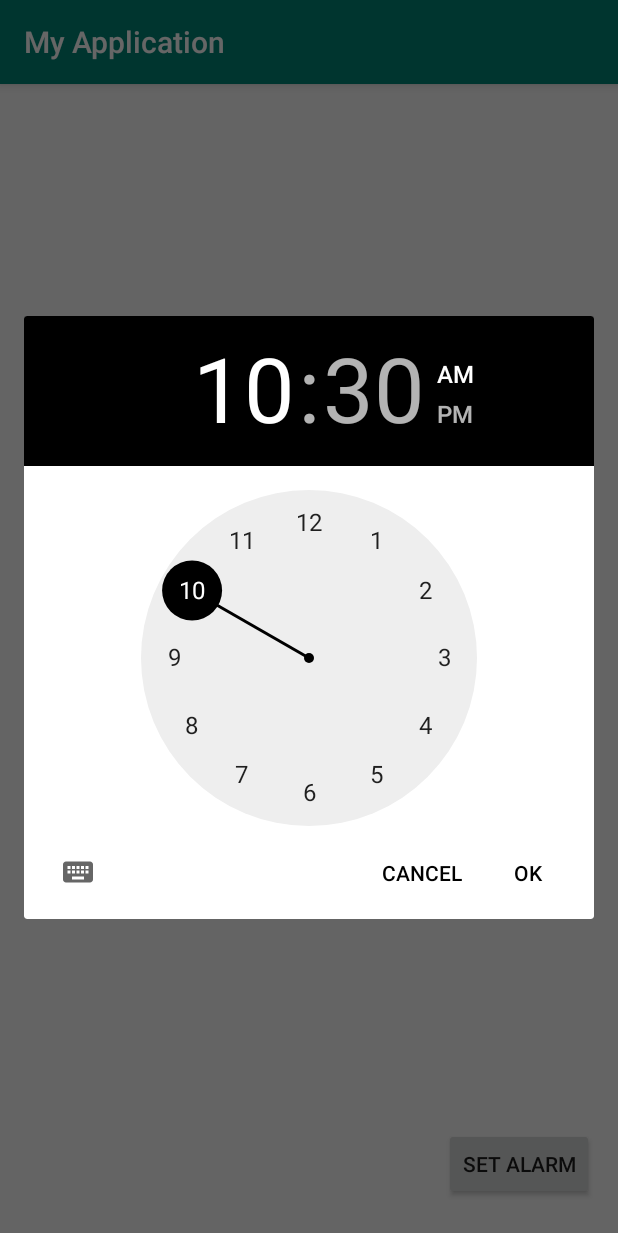
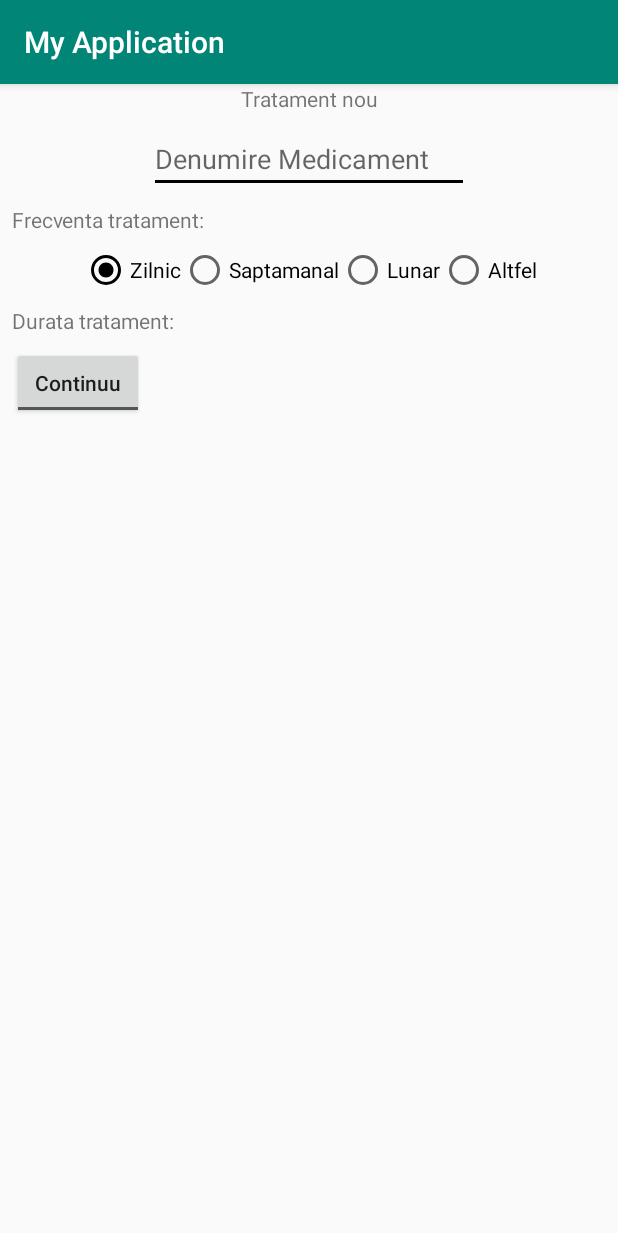
Before and after one commit to VirgoW/AdherenceAppSchoolProject, an Android app: the AlarmsPage screen opened directly, with no data from a screen before it, after a tap on "SET ALARM", on a phone screen of 412 x 824 dp. Shown: the top 1233 px of the screen. Run offline under Robolectric (Android 15) with nearby library versions, the phone set to English and light mode, and no system bars.

Commit message:
Less Pages

```diff
--- a/app/src/main/AndroidManifest.xml
+++ b/app/src/main/AndroidManifest.xml
@@ -18,7 +18,8 @@
             </intent-filter>
         </activity>
         <activity android:name=".Page1ChooseOption" />
-        <activity android:name=".SeeAndSetAlarms"></activity>
+        <activity android:name=".AlarmsPage" />
+        <activity android:name=".AlarmSet"></activity>
     </application>
 
 </manifest>
--- /dev/null
+++ b/app/src/main/java/ro/umfcd/stud/arteneraluca/myapplication/AlarmSet.java
@@ -0,0 +1,37 @@
+package ro.umfcd.stud.arteneraluca.myapplication;
+
+import android.support.v7.app.AppCompatActivity;
+import android.os.Bundle;
+import android.view.View;
+import android.widget.CompoundButton;
+import android.widget.Spinner;
+import android.widget.TextView;
+import android.widget.ToggleButton;
+
+public class AlarmSet extends AppCompatActivity {
+
+    @Override
+    protected void onCreate(Bundle savedInstanceState) {
+        super.onCreate(savedInstanceState);
+        setContentView(R.layout.activity_alarm_set);
+
+        ToggleButton durationToggBtn = (ToggleButton) findViewById(R.id.durationToggBtn);
+        final TextView nrOfTreatmentsTxt = (TextView) findViewById(R.id.nrOfTreatmentsTxt);
+        final Spinner treatmentLgthSpinn = (Spinner) findViewById(R.id.treatmentLgthSpinn);
+
+            durationToggBtn.setOnCheckedChangeListener(new CompoundButton.OnCheckedChangeListener() {
+                @Override
+                public void onCheckedChanged(CompoundButton buttonView, boolean isChecked) {
+                    if(isChecked) {
+                        nrOfTreatmentsTxt.setVisibility(View.VISIBLE);
+                        treatmentLgthSpinn.setVisibility(View.VISIBLE);
+                    }
+                    else
+                    {
+                        nrOfTreatmentsTxt.setVisibility(View.INVISIBLE);
+                        treatmentLgthSpinn.setVisibility(View.INVISIBLE);
+                    }
+                }
+            });
+    }
+}
--- a/app/src/main/java/ro/umfcd/stud/arteneraluca/myapplication/SeeAndSetAlarms.java
+++ b/app/src/main/java/ro/umfcd/stud/arteneraluca/myapplication/AlarmsPage.java
@@ -1,6 +1,7 @@
 package ro.umfcd.stud.arteneraluca.myapplication;
 
 import android.app.TimePickerDialog;
+import android.content.Intent;
 import android.support.v4.app.DialogFragment;
 import android.support.v7.app.AppCompatActivity;
 import android.os.Bundle;
@@ -8,20 +9,23 @@ import android.view.View;
 import android.widget.Button;
 import android.widget.TimePicker;
 
-public class SeeAndSetAlarms extends AppCompatActivity implements TimePickerDialog.OnTimeSetListener {
+public class AlarmsPage extends AppCompatActivity implements TimePickerDialog.OnTimeSetListener {
 
 
     @Override
     protected void onCreate(Bundle savedInstanceState) {
         super.onCreate(savedInstanceState);
-        setContentView(R.layout.activity_see_and_set_alarms);
+        setContentView(R.layout.activity_alarms_page);
 
         Button setAlarm_btn = (Button) findViewById(R.id.setAlarm_btn);
         setAlarm_btn.setOnClickListener(new View.OnClickListener() {
             @Override
             public void onClick(View v) {
-                DialogFragment timePicker = new TimePickerFragment();
-                timePicker.show(getSupportFragmentManager(), "time picker");
+                Intent setAlarm = new Intent(getApplicationContext(), AlarmSet.class);
+                startActivity(setAlarm);
+
+                //DialogFragment timePicker = new TimePickerFragment();
+                //timePicker.show(getSupportFragmentManager(), "time picker");
             }
         });
 
--- a/app/src/main/java/ro/umfcd/stud/arteneraluca/myapplication/MainActivity.java
+++ b/app/src/main/java/ro/umfcd/stud/arteneraluca/myapplication/MainActivity.java
@@ -17,8 +17,8 @@ public class MainActivity extends AppCompatActivity {
         startBtn.setOnClickListener(new View.OnClickListener() {
             @Override
             public void onClick(View v) {
-                Intent toPage1 = new Intent(getApplicationContext(), Page1ChooseOption.class);
-                startActivity(toPage1);
+                Intent toMainPage = new Intent(getApplicationContext(), AlarmsPage.class);
+                startActivity(toMainPage);
             }
         });
 
--- a/app/src/main/java/ro/umfcd/stud/arteneraluca/myapplication/Page1ChooseOption.java
+++ /dev/null
@@ -1,28 +0,0 @@
-package ro.umfcd.stud.arteneraluca.myapplication;
-
-import android.content.Intent;
-import android.support.v7.app.AppCompatActivity;
-import android.os.Bundle;
-import android.view.View;
-import android.widget.Button;
-
-public class Page1ChooseOption extends AppCompatActivity {
-
-    @Override
-    protected void onCreate(Bundle savedInstanceState) {
-        super.onCreate(savedInstanceState);
-        setContentView(R.layout.activity_page1_choose_option);
-
-        Button AlarmsBtn = (Button) findViewById(R.id.AlarmsBtn);
-        AlarmsBtn.setOnClickListener(new View.OnClickListener() {
-            @Override
-            public void onClick(View v) {
-                Intent toAlarms = new Intent(getApplicationContext(), SeeAndSetAlarms.class);
-                startActivity(toAlarms);
-
-            }
-        });
-
-
-    }
-}
--- /dev/null
+++ b/app/src/main/res/layout/activity_alarm_set.xml
@@ -0,0 +1,148 @@
+<?xml version="1.0" encoding="utf-8"?>
+<android.support.constraint.ConstraintLayout xmlns:android="http://schemas.android.com/apk/res/android"
+    xmlns:app="http://schemas.android.com/apk/res-auto"
+    xmlns:tools="http://schemas.android.com/tools"
+    android:layout_width="match_parent"
+    android:layout_height="match_parent"
+    tools:context=".AlarmSet">
+
+    <TextView
+        android:id="@+id/textView"
+        android:layout_width="wrap_content"
+        android:layout_height="wrap_content"
+        android:layout_marginStart="8dp"
+        android:layout_marginLeft="8dp"
+        android:layout_marginEnd="8dp"
+        android:layout_marginRight="8dp"
+        android:text="Tratament nou"
+        app:layout_constraintEnd_toEndOf="parent"
+        app:layout_constraintStart_toStartOf="parent"
+        app:layout_constraintTop_toTopOf="parent" />
+
+    <EditText
+        android:id="@+id/medNameTxt"
+        android:layout_width="wrap_content"
+        android:layout_height="wrap_content"
+        android:layout_marginStart="8dp"
+        android:layout_marginLeft="8dp"
+        android:layout_marginTop="8dp"
+        android:layout_marginEnd="8dp"
+        android:layout_marginRight="8dp"
+        android:ems="10"
+        android:hint="Denumire Medicament"
+        android:inputType="text"
+        app:layout_constraintEnd_toEndOf="parent"
+        app:layout_constraintStart_toStartOf="parent"
+        app:layout_constraintTop_toBottomOf="@+id/textView" />
+
+    <TextView
+        android:id="@+id/textView4"
+        android:layout_width="wrap_content"
+        android:layout_height="wrap_content"
+        android:layout_marginStart="8dp"
+        android:layout_marginLeft="8dp"
+        android:layout_marginTop="8dp"
+        android:text="Frecventa tratament:"
+        app:layout_constraintStart_toStartOf="parent"
+        app:layout_constraintTop_toBottomOf="@+id/medNameTxt" />
+
+    <RadioGroup
+        android:id="@+id/treatmentRadioGroup"
+        android:layout_width="wrap_content"
+        android:layout_height="wrap_content"
+        android:layout_marginStart="8dp"
+        android:layout_marginLeft="8dp"
+        android:layout_marginTop="8dp"
+        android:layout_marginEnd="8dp"
+        android:layout_marginRight="8dp"
+        android:checkedButton="@+id/dailyRadioBtn"
+        android:orientation="horizontal"
+        app:layout_constraintEnd_toEndOf="parent"
+        app:layout_constraintHorizontal_bias="0.5"
+        app:layout_constraintStart_toStartOf="parent"
+        app:layout_constraintTop_toBottomOf="@+id/textView4">
+
+        <RadioButton
+            android:id="@+id/dailyRadioBtn"
+            android:layout_width="wrap_content"
+            android:layout_height="wrap_content"
+            android:layout_weight="1"
+            android:text="Zilnic" />
+
+        <RadioButton
+            android:id="@+id/weeklyRadioBtn"
+            android:layout_width="wrap_content"
+            android:layout_height="wrap_content"
+            android:layout_weight="1"
+            android:text="Saptamanal" />
+
+        <RadioButton
+            android:id="@+id/monthlyRadioBtn"
+            android:layout_width="wrap_content"
+            android:layout_height="wrap_content"
+            android:layout_weight="1"
+            android:text="Lunar" />
+
+        <RadioButton
+            android:id="@+id/customRadioBtn"
+            android:layout_width="wrap_content"
+            android:layout_height="wrap_content"
+            android:layout_weight="1"
+            android:text="Altfel" />
+    </RadioGroup>
+
+    <TextView
+        android:id="@+id/textView5"
+        android:layout_width="wrap_content"
+        android:layout_height="wrap_content"
+        android:layout_marginStart="8dp"
+        android:layout_marginLeft="8dp"
+        android:layout_marginTop="8dp"
+        android:text="Durata tratament:"
+        app:layout_constraintStart_toStartOf="parent"
+        app:layout_constraintTop_toBottomOf="@+id/treatmentRadioGroup" />
+
+    <ToggleButton
+        android:id="@+id/durationToggBtn"
+        android:layout_width="wrap_content"
+        android:layout_height="wrap_content"
+        android:layout_marginStart="8dp"
+        android:layout_marginLeft="8dp"
+        android:layout_marginTop="8dp"
+        android:textAllCaps="false"
+        android:textOff="Continuu"
+        android:textOn="Fix"
+        app:layout_constraintStart_toStartOf="parent"
+        app:layout_constraintTop_toBottomOf="@+id/textView5" />
+
+    <EditText
+        android:id="@+id/nrOfTreatmentsTxt"
+        android:layout_width="50dp"
+        android:layout_height="47dp"
+        android:layout_marginStart="8dp"
+        android:layout_marginLeft="8dp"
+        android:layout_marginTop="8dp"
+        android:ems="10"
+        android:hint="Nr"
+        android:inputType="number"
+        android:singleLine="true"
+        android:visibility="invisible"
+        app:layout_constraintStart_toEndOf="@+id/durationToggBtn"
+        app:layout_constraintTop_toBottomOf="@+id/textView5" />
+
+    <Spinner
+        android:id="@+id/treatmentLgthSpinn"
+        android:layout_width="147dp"
+        android:layout_height="25dp"
+        android:layout_marginStart="8dp"
+        android:layout_marginLeft="8dp"
+        android:layout_marginTop="8dp"
+        android:layout_marginEnd="8dp"
+        android:layout_marginRight="8dp"
+        android:entries="@array/Treatment_length"
+        android:visibility="invisible"
+        app:layout_constraintEnd_toEndOf="parent"
+        app:layout_constraintStart_toEndOf="@+id/nrOfTreatmentsTxt"
+        app:layout_constraintTop_toTopOf="@+id/nrOfTreatmentsTxt" />
+
+</android.support.constraint.ConstraintLayout>
--- a/app/src/main/res/layout/activity_see_and_set_alarms.xml
+++ b/app/src/main/res/layout/activity_alarms_page.xml
@@ -4,7 +4,7 @@
     xmlns:tools="http://schemas.android.com/tools"
     android:layout_width="match_parent"
     android:layout_height="match_parent"
-    tools:context=".SeeAndSetAlarms">
+    tools:context=".AlarmsPage">
 
     <Button
         android:id="@+id/setAlarm_btn"
--- a/app/src/main/res/layout/activity_main.xml
+++ b/app/src/main/res/layout/activity_main.xml
@@ -4,7 +4,6 @@
     xmlns:tools="http://schemas.android.com/tools"
     android:layout_width="match_parent"
     android:layout_height="match_parent"
-    android:background="@drawable/close_up_drugs"
     tools:context=".MainActivity">
 
     <Button
--- a/app/src/main/res/layout/activity_page1_choose_option.xml
+++ /dev/null
@@ -1,41 +0,0 @@
-<?xml version="1.0" encoding="utf-8"?>
-<android.support.constraint.ConstraintLayout xmlns:android="http://schemas.android.com/apk/res/android"
-    xmlns:app="http://schemas.android.com/apk/res-auto"
-    xmlns:tools="http://schemas.android.com/tools"
-    android:layout_width="match_parent"
-    android:layout_height="match_parent"
-    tools:context=".Page1ChooseOption">
-
-    <Button
-        android:id="@+id/AlarmsBtn"
-        android:layout_width="wrap_content"
-        android:layout_height="wrap_content"
-        android:layout_marginStart="8dp"
-        android:layout_marginLeft="8dp"
-        android:layout_marginTop="8dp"
-        android:layout_marginEnd="8dp"
-        android:layout_marginRight="8dp"
-        android:layout_marginBottom="200dp"
-        android:text="Alarme"
-        app:layout_constraintBottom_toBottomOf="parent"
-        app:layout_constraintEnd_toEndOf="parent"
-        app:layout_constraintStart_toStartOf="parent"
-        app:layout_constraintTop_toTopOf="parent" />
-
-    <Button
-        android:id="@+id/MedsBtn"
-        android:layout_width="wrap_content"
-        android:layout_height="wrap_content"
-        android:layout_marginStart="8dp"
-        android:layout_marginLeft="8dp"
-        android:layout_marginTop="200dp"
-        android:layout_marginEnd="8dp"
-        android:layout_marginRight="8dp"
-        android:layout_marginBottom="8dp"
-        android:text="Medicamente"
-        app:layout_constraintBottom_toBottomOf="parent"
-        app:layout_constraintEnd_toEndOf="parent"
-        app:layout_constraintStart_toStartOf="parent"
-        app:layout_constraintTop_toTopOf="parent" />
-
-</android.support.constraint.ConstraintLayout>
--- a/app/src/main/res/values/strings.xml
+++ b/app/src/main/res/values/strings.xml
@@ -1,3 +1,11 @@
 <resources>
     <string name="app_name">My Application</string>
+
+    <string-array name="Treatment_length">
+        <item>Zile</item>
+        <item>Saptamani</item>
+        <item>Luni</item>
+        <item>Ani</item>
+
+    </string-array>
 </resources>
```
